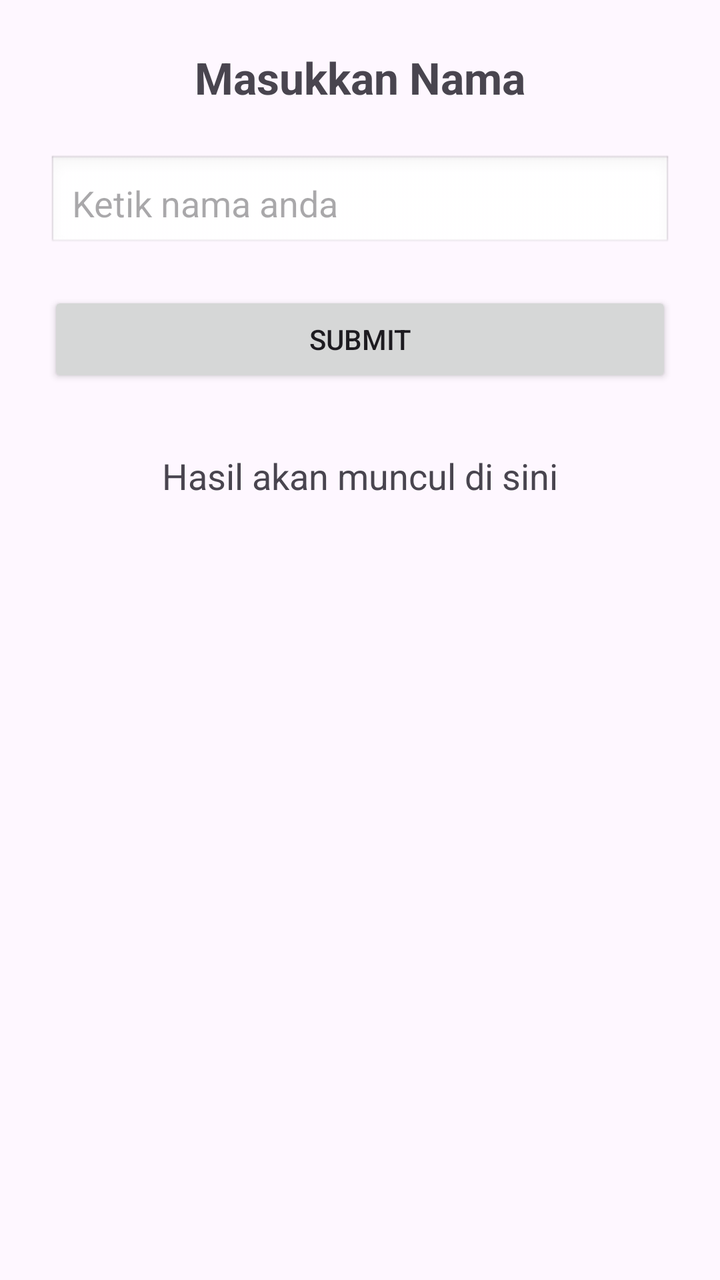
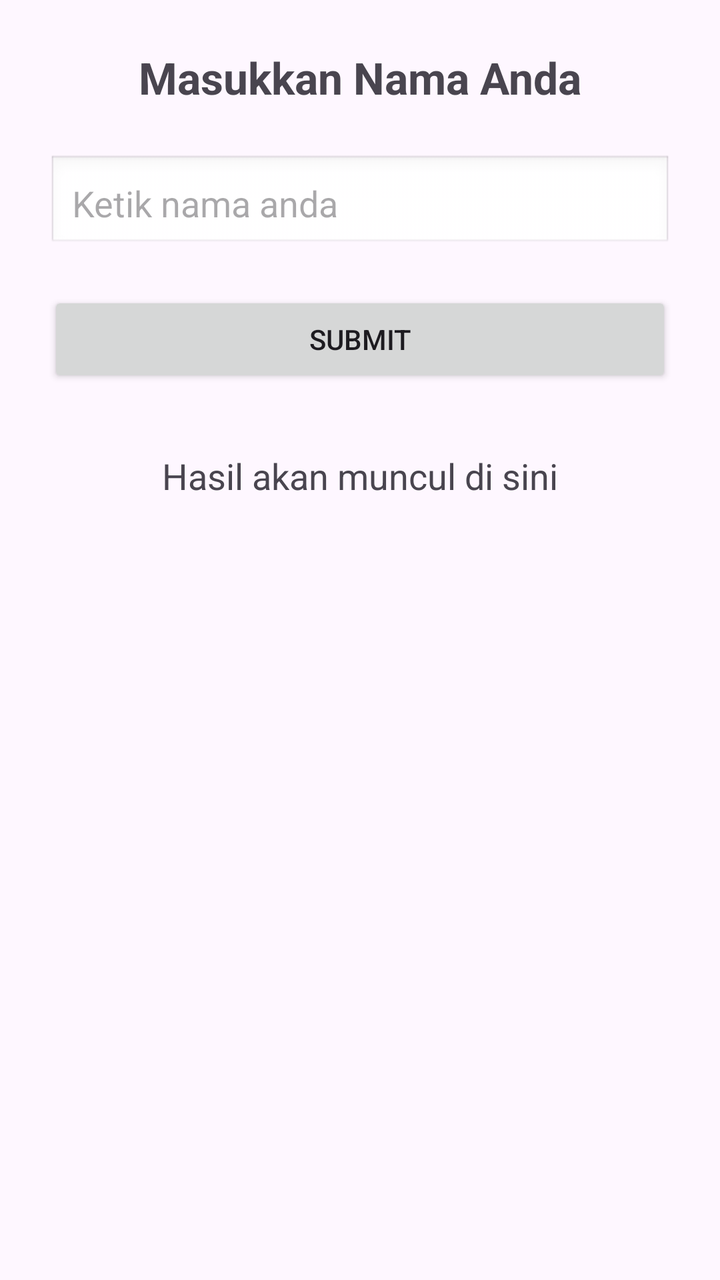

Before-and-after screenshots of an Android layout around one commit, followed by the original layout XML and the change that was made.
<!-- AndroidManifest.xml: application theme Theme.BengApps -->
<!-- res/layout/activity_second.xml -->
<?xml version="1.0" encoding="utf-8"?>
<androidx.constraintlayout.widget.ConstraintLayout
    xmlns:android="http://schemas.android.com/apk/res/android"
    xmlns:app="http://schemas.android.com/apk/res-auto"
    xmlns:tools="http://schemas.android.com/tools"
    android:id="@+id/main"
    android:layout_width="match_parent"
    android:layout_height="match_parent"
    android:padding="24dp"
    tools:context=".pertemuan_2.SecondActivity">

    <TextView
        android:id="@+id/textView2"
        android:layout_width="wrap_content"
        android:layout_height="wrap_content"
        android:text="Masukkan Nama"
        android:textSize="22sp"
        android:textStyle="bold"
        app:layout_constraintTop_toTopOf="parent"
        app:layout_constraintStart_toStartOf="parent"
        app:layout_constraintEnd_toEndOf="parent"/>

    <EditText
        android:id="@+id/inputNama"
        android:layout_width="0dp"
        android:layout_height="wrap_content"
        android:hint="Ketik nama anda"
        android:padding="12dp"
        android:background="@android:drawable/edit_text"
        app:layout_constraintTop_toBottomOf="@id/textView2"
        app:layout_constraintStart_toStartOf="parent"
        app:layout_constraintEnd_toEndOf="parent"
        android:layout_marginTop="24dp"/>

    <Button
        android:id="@+id/btnSubmit"
        android:layout_width="0dp"
        android:layout_height="wrap_content"
        android:text="Submit"
        android:layout_marginTop="20dp"
        app:layout_constraintTop_toBottomOf="@id/inputNama"
        app:layout_constraintStart_toStartOf="parent"
        app:layout_constraintEnd_toEndOf="parent"/>

    <TextView
        android:id="@+id/textNama"
        android:layout_width="wrap_content"
        android:layout_height="wrap_content"
        android:text="Hasil akan muncul di sini"
        android:textSize="18sp"
        android:layout_marginTop="32dp"
        app:layout_constraintTop_toBottomOf="@id/btnSubmit"
        app:layout_constraintStart_toStartOf="parent"
        app:layout_constraintEnd_toEndOf="parent"/>

</androidx.constraintlayout.widget.ConstraintLayout>
<!-- resources referenced by this layout -->
<resources>
  <style name="Theme.BengApps" parent="Base.Theme.BengApps" />
  <style name="Base.Theme.BengApps" parent="Theme.Material3.DayNight.NoActionBar">
          
          
      </style>
</resources>

<!-- the commit's change to res/layout/activity_second.xml (unified diff, before → after) -->
@@ -13,7 +13,7 @@
         android:id="@+id/textView2"
         android:layout_width="wrap_content"
         android:layout_height="wrap_content"
-        android:text="Masukkan Nama"
+        android:text="Masukkan Nama Anda"
         android:textSize="22sp"
         android:textStyle="bold"
         app:layout_constraintTop_toTopOf="parent"
